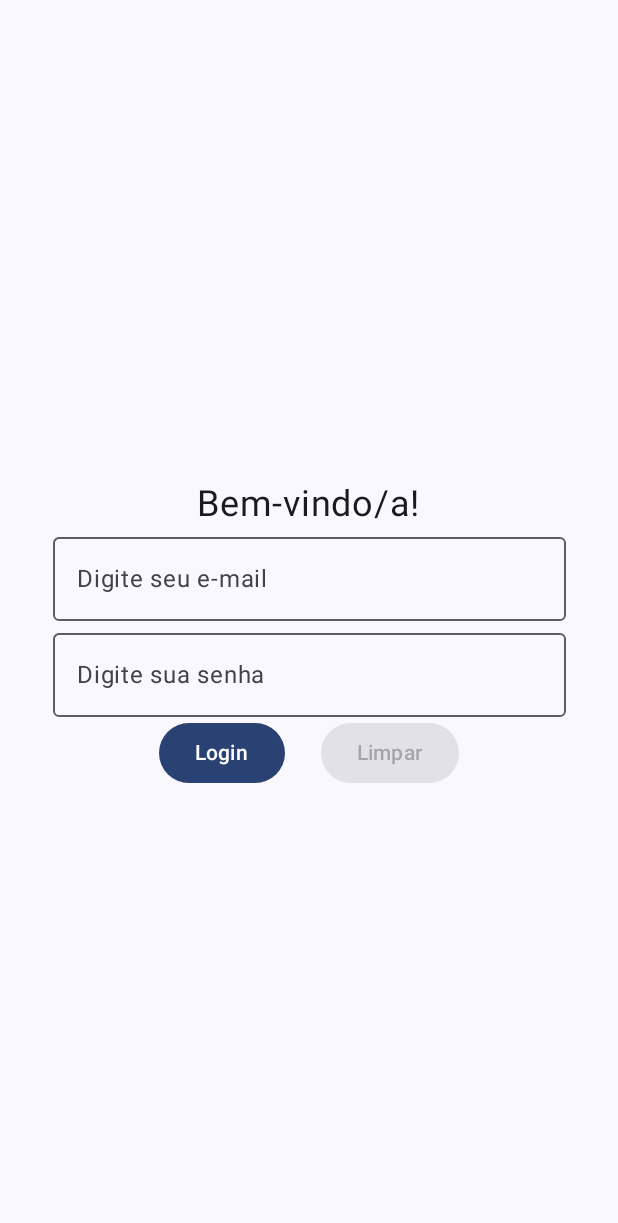
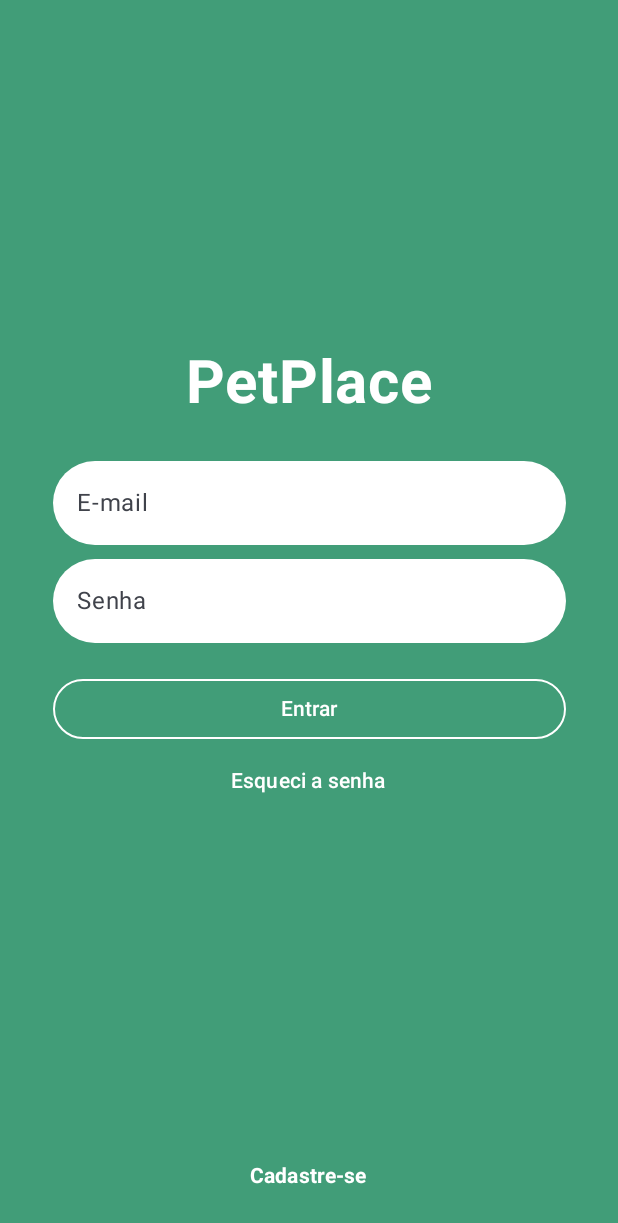
Before and after one commit to lanarayanne/PetPlace, an Android app built with Jetpack Compose: the screen it shows after launch (LoginActivity), on a phone screen of 412 x 824 dp. Shown: the top 1223 px of the screen. Run offline under Robolectric (Android 15) with nearby library versions, the phone set to English and light mode, and no system bars.

Commit message:
update login screen design

```diff
--- a/app/src/main/java/com/petplace/LoginActivity.kt
+++ b/app/src/main/java/com/petplace/LoginActivity.kt
@@ -7,18 +7,29 @@ import androidx.activity.ComponentActivity
 import androidx.activity.compose.LocalActivity
 import androidx.activity.compose.setContent
 import androidx.activity.enableEdgeToEdge
+import androidx.compose.foundation.BorderStroke
+import androidx.compose.foundation.background
 import androidx.compose.foundation.layout.Arrangement
 import androidx.compose.foundation.layout.Column
 import androidx.compose.foundation.layout.Row
 import androidx.compose.foundation.layout.Spacer
 import androidx.compose.foundation.layout.fillMaxSize
 import androidx.compose.foundation.layout.fillMaxWidth
+import androidx.compose.foundation.layout.height
+import androidx.compose.foundation.layout.imePadding
 import androidx.compose.foundation.layout.padding
 import androidx.compose.foundation.layout.size
+import androidx.compose.foundation.layout.width
+import androidx.compose.foundation.rememberScrollState
+import androidx.compose.foundation.shape.CircleShape
+import androidx.compose.foundation.verticalScroll
 import androidx.compose.material3.Button
+import androidx.compose.material3.ButtonDefaults
 import androidx.compose.material3.OutlinedTextField
+import androidx.compose.material3.OutlinedTextFieldDefaults
 import androidx.compose.material3.Scaffold
 import androidx.compose.material3.Text
+import androidx.compose.material3.TextButton
 import androidx.compose.runtime.Composable
 import androidx.compose.runtime.mutableStateOf
 import androidx.compose.runtime.saveable.rememberSaveable
@@ -30,7 +41,10 @@ import androidx.compose.ui.unit.sp
 import com.petplace.ui.ui.theme.PetPlaceTheme
 import androidx.compose.runtime.getValue
 import androidx.compose.runtime.setValue
+import androidx.compose.ui.Alignment
 import androidx.compose.ui.Alignment.Companion.CenterHorizontally
+import androidx.compose.ui.graphics.Color
+import androidx.compose.ui.text.font.FontWeight
 
 class LoginActivity : ComponentActivity() {
     override fun onCreate(savedInstanceState: Bundle?) {
@@ -38,7 +52,9 @@ class LoginActivity : ComponentActivity() {
         enableEdgeToEdge()
         setContent {
             PetPlaceTheme {
-                Scaffold(modifier = Modifier.fillMaxSize()) { innerPadding ->
+                Scaffold(
+                    modifier = Modifier.fillMaxSize(),
+                    containerColor = Color(0xFF419D78)) { innerPadding ->
                     LoginPage(modifier = Modifier.padding(innerPadding))
                 }
             }
@@ -52,50 +68,95 @@ fun LoginPage(modifier: Modifier = Modifier) {
     var email by rememberSaveable { mutableStateOf("") }
     var password by rememberSaveable { mutableStateOf("") }
     val activity = LocalActivity.current as Activity
+    val scrollState = rememberScrollState()
+
     Column(
-        modifier = modifier.padding(16.dp).fillMaxSize(),
-        verticalArrangement = Arrangement.Center,
+        modifier = modifier
+            .padding(16.dp)
+            .fillMaxSize()
+            .verticalScroll(scrollState)
+            .imePadding(),
         horizontalAlignment = CenterHorizontally
     ) {
-        Spacer(modifier = modifier.size(24.dp))
+        Spacer(modifier = Modifier.weight(1f))
         Text(
-            text = "Bem-vindo/a!",
-            fontSize = 24.sp
+            text = "PetPlace",
+            fontSize = 40.sp,
+            fontWeight = FontWeight.Bold,
+            color = Color.White
         )
 
+        Spacer(modifier = Modifier.height(20.dp))
 
         OutlinedTextField(
             value = email,
-            label = { Text(text = "Digite seu e-mail") },
-            modifier =  modifier.fillMaxWidth(fraction = 0.9f),
-            onValueChange = { email = it }
+            label = { Text(text = "E-mail") },
+            modifier =  Modifier.fillMaxWidth(fraction = 0.9f),
+            onValueChange = { email = it },
+            shape = CircleShape,
+            colors = OutlinedTextFieldDefaults.colors(
+                focusedContainerColor = Color.White,
+                unfocusedContainerColor = Color.White,
+                disabledContainerColor = Color.White,
+                focusedBorderColor = Color.Transparent,
+                unfocusedBorderColor = Color.Transparent,
+            )
         )
 
-        //Spacer(modifier = modifier.size(24.dp))
+        Spacer(modifier = Modifier.height(1.dp))
 
         OutlinedTextField(
             value = password,
-            label = { Text(text = "Digite sua senha") },
-            modifier =  modifier.fillMaxWidth(fraction = 0.9f),
+            label = { Text(text = "Senha") },
+            modifier =  Modifier.fillMaxWidth(fraction = 0.9f),
             onValueChange = { password = it },
-            visualTransformation = PasswordVisualTransformation()
+            visualTransformation = PasswordVisualTransformation(),
+            shape = CircleShape,
+            colors = OutlinedTextFieldDefaults.colors(
+                focusedContainerColor = Color.White,
+                unfocusedContainerColor = Color.White,
+                disabledContainerColor = Color.White,
+                focusedBorderColor = Color.Transparent,
+                unfocusedBorderColor = Color.Transparent,
+            )
         )
 
-        Row(modifier = modifier) {
-            Button(  onClick = {
-                Toast.makeText(activity, "Login OK!", Toast.LENGTH_LONG).show()
-            } ) {
-                Text("Login")
-            }
+        Spacer(modifier = Modifier.height(20.dp))
 
-            Spacer(modifier = modifier.size(24.dp))
+        Button(
+            modifier = Modifier.fillMaxWidth(fraction = 0.9f),
+            shape = CircleShape,
+            border = BorderStroke(1.dp, Color.White),
+            colors = ButtonDefaults.buttonColors(
+                containerColor = Color.Transparent, // Fundo invisível
+                contentColor = Color.White          // Cor do texto "Entrar"
+            ),
+            onClick = {
+            Toast.makeText(activity, "Login OK!", Toast.LENGTH_LONG).show()
+        } ) {
+            Text("Entrar")
+        }
 
-            Button(
-                onClick = { email = ""; password = "" },
-                enabled = email.isNotEmpty() && password.isNotEmpty()
-            ) {
-                Text("Limpar")
-            }
+        TextButton(onClick = {
+            Toast.makeText(activity, "Recuperar Senha clicado", Toast.LENGTH_SHORT).show()
+        }) {
+            Text(
+                text = "Esqueci a senha",
+                color = Color.White
+            )
         }
+
+        Spacer(modifier = Modifier.weight(1f))
+
+        TextButton(onClick = {
+            Toast.makeText(activity, "Ir para Cadastro", Toast.LENGTH_SHORT).show()
+        }) {
+            Text(
+                text = "Cadastre-se",
+                fontWeight = FontWeight.Bold,
+                color = Color.White
+            )
+        }
+
     }
 }
```
